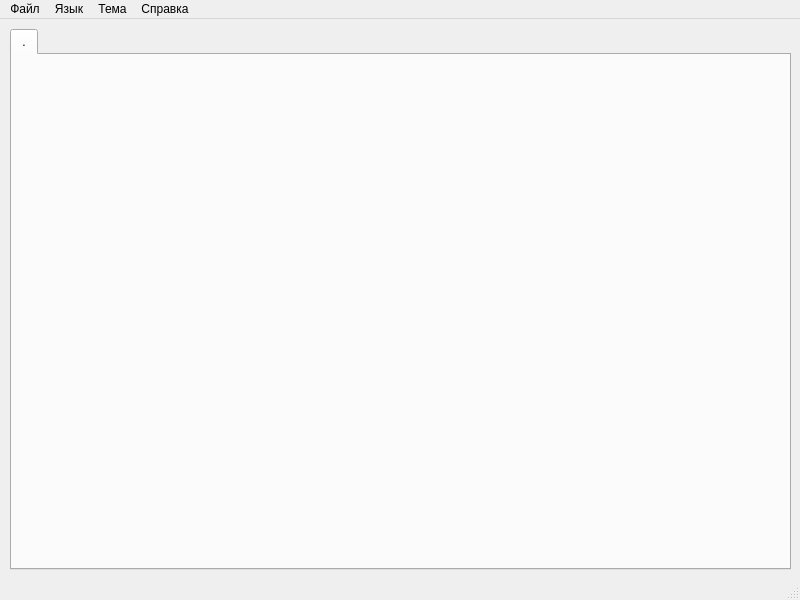
The window that Lesson_6/mainwindow.ui (olga-radchenko/Qt_Lesson_6) describes before a commit, drawn with Qt 5.
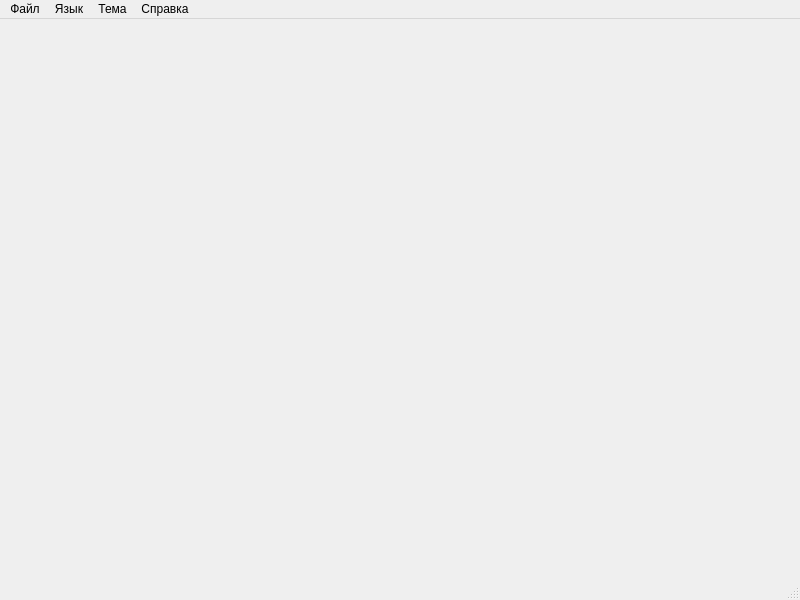
The same window after the commit.

```diff
--- a/Lesson_6/mainwindow.ui
+++ b/Lesson_6/mainwindow.ui
@@ -13,26 +13,7 @@
   <property name="windowTitle">
    <string>Текстовый редактор</string>
   </property>
-  <widget class="QWidget" name="centralwidget">
-   <widget class="QTabWidget" name="tabWidget">
-    <property name="geometry">
-     <rect>
-      <x>10</x>
-      <y>10</y>
-      <width>781</width>
-      <height>541</height>
-     </rect>
-    </property>
-    <property name="currentIndex">
-     <number>0</number>
-    </property>
-    <widget class="QWidget" name="widget">
-     <attribute name="title">
-      <string>.</string>
-     </attribute>
-    </widget>
-   </widget>
-  </widget>
+  <widget class="QWidget" name="centralwidget"/>
   <widget class="QMenuBar" name="menubar">
    <property name="geometry">
     <rect>
```
